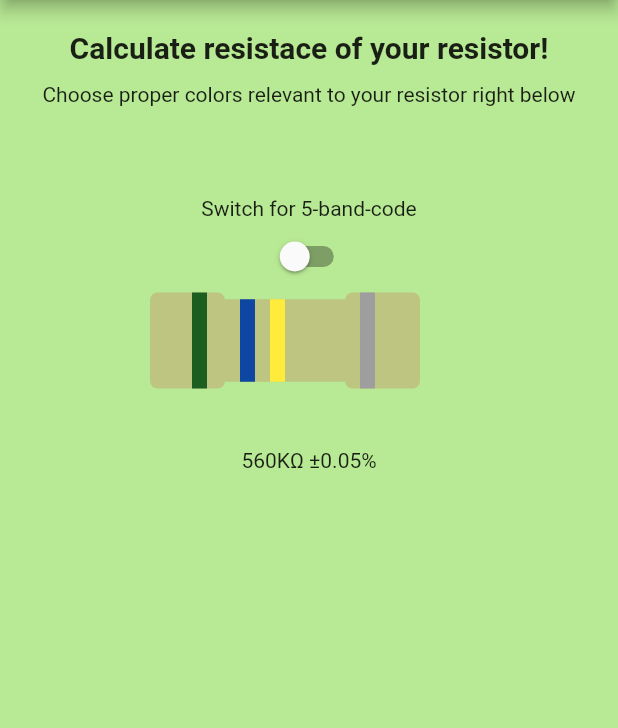
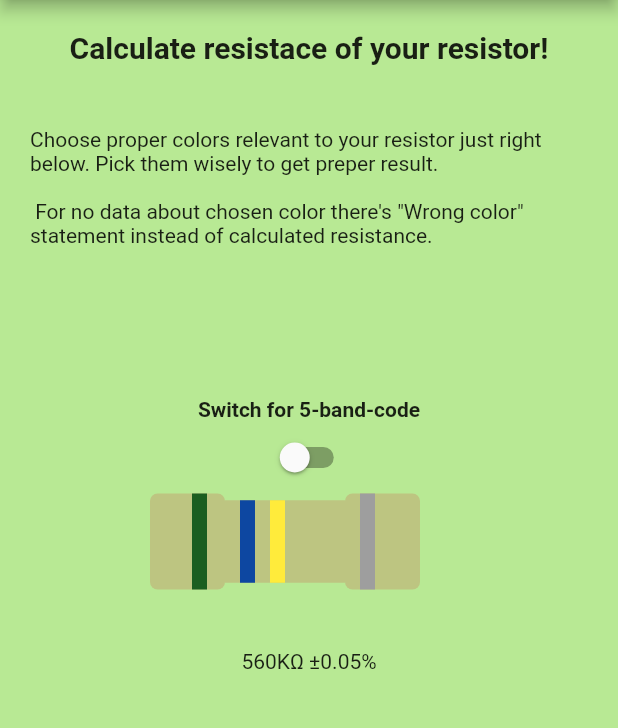
Before and after one commit to klaud-skora/whatResistance-app, a Flutter app: the screen it shows after launch, on a phone screen of 412 x 824 dp, the part 84-812 px from its top. Run offline on Flutter 3.47's test engine with Material 2 defaults, Android fonts, the phone set to English and light mode, and no system bars.

Commit message:
Add some info on homepage

```diff
--- a/lib/ui/color_picker.dart
+++ b/lib/ui/color_picker.dart
@@ -9,8 +9,7 @@ class Dot extends StatelessWidget {
   @override
   Widget build(BuildContext context) {
     return  SizedBox(
-      width: 50,
-      height: 50,
+      width: 50, height: 50,
       child: FlatButton(
         shape: CircleBorder(),
         color: color,
--- a/lib/ui/home_page.dart
+++ b/lib/ui/home_page.dart
@@ -11,7 +11,6 @@ class HomePageState extends State<HomePage> {
 
   @override
   Widget build(BuildContext context) {
-    // Size size = MediaQuery.of(context).size;
     return Scaffold(
       appBar: AppBar(
         title: const Text('WHAT RESISTANCE?'),
@@ -31,10 +30,10 @@ class HomePageState extends State<HomePage> {
                 fontWeight: FontWeight.bold
               ),
             ),
-            SizedBox(height: 12.0),
-            Text('Choose proper colors relevant to your resistor right below'),
+            SizedBox(height: 42.0),
+            Text('Choose proper colors relevant to your resistor just right below. Pick them wisely to get preper result. \n\n For no data about chosen color there\'s "Wrong color" statement instead of calculated resistance.'),
             Container(
-              padding: const EdgeInsets.only(top: 60.0),
+              padding: const EdgeInsets.only(top: 100.0),
               child: Resistor(),
             ),
           ],
--- a/lib/ui/resistor.dart
+++ b/lib/ui/resistor.dart
@@ -47,7 +47,7 @@ class ResistorState extends State<Resistor> {
     return Container(
       child: Column(
         children: <Widget>[
-          Text('Switch for 5-band-code'),
+          Text('Switch for 5-band-code', style: TextStyle(fontWeight: FontWeight.bold)),
            Switch(
             value: switchOn,
             onChanged: (bool state) { setState(() { switchOn = state; }); },
```
